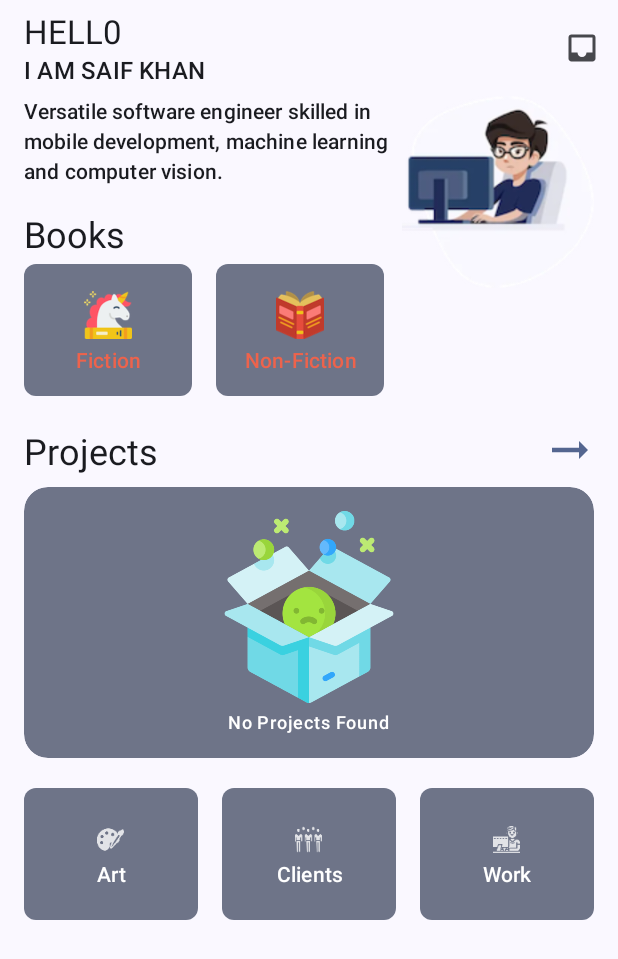
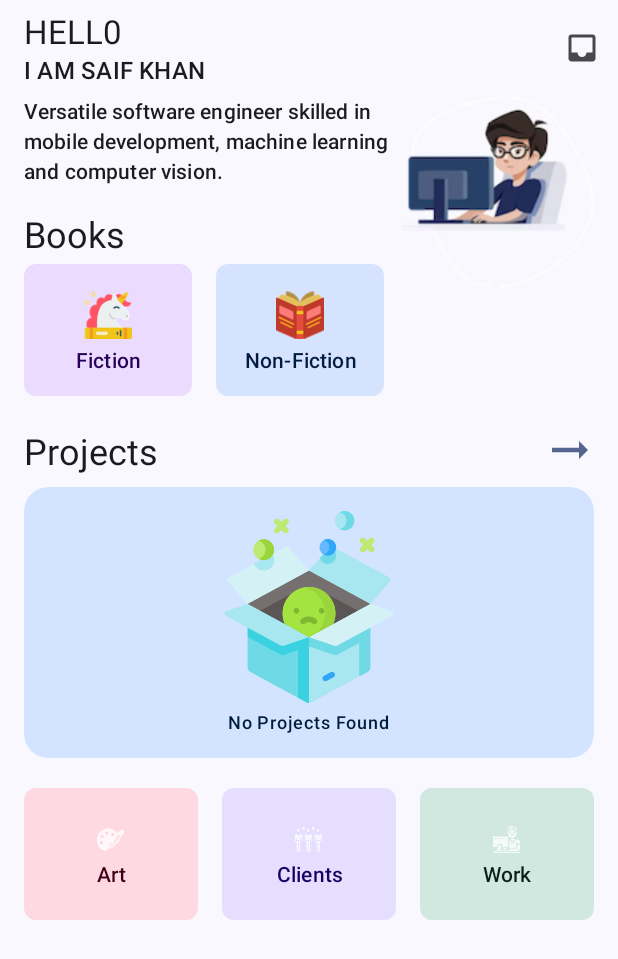
Before and after one commit to saifkhichi96/saifkhichi96, an Android app: the MainActivity screen opened directly, with no data from a screen before it, on a phone screen of 412 x 824 dp. Shown: the top 959 px of the screen. Run offline under Robolectric (Android 15) with nearby library versions, the phone set to English and light mode, and no system bars.

Commit message:
More Material3 transitions, colors and UI improvements.

```diff
--- a/app/src/main/java/com/saifkhichi/app/payments/ui/adapter/ClientAdapter.kt
+++ b/app/src/main/java/com/saifkhichi/app/payments/ui/adapter/ClientAdapter.kt
@@ -51,7 +51,7 @@ class ClientAdapter(private val dataSet: List<Client>) :
         holder.onItemClicked = onItemClicked
 
         holder.icon.text = item.name.lastOrNull().toString().uppercase()
-        ColorUtils.recolorButtonAsContainer(holder.icon, item.email)
+        ColorUtils.recolor(holder.icon, item.email)
     }
 
     /**
--- a/app/src/main/java/com/saifkhichi/app/ui/activity/MainActivity.kt
+++ b/app/src/main/java/com/saifkhichi/app/ui/activity/MainActivity.kt
@@ -4,10 +4,14 @@ import android.content.Intent
 import android.os.Bundle
 import android.view.Menu
 import android.view.MenuItem
+import android.view.View
 import androidx.appcompat.app.AppCompatActivity
+import androidx.core.app.ActivityOptionsCompat
+import com.google.android.material.transition.platform.MaterialContainerTransformSharedElementCallback
 import com.saifkhichi.app.R
 import com.saifkhichi.app.databinding.ActivityMainBinding
 import com.saifkhichi.app.payments.ui.activity.ClientsActivity
+import com.saifkhichi.app.util.ColorUtils
 import com.saifkhichi.books.ui.activity.BooksListActivity
 import com.saifkhichi.books.ui.activity.BooksListActivity.Companion.EXTRA_CATEGORY
 
@@ -16,14 +20,41 @@ class MainActivity : AppCompatActivity() {
     private lateinit var binding: ActivityMainBinding
 
     override fun onCreate(savedInstanceState: Bundle?) {
+        setExitSharedElementCallback(MaterialContainerTransformSharedElementCallback())
+        window.sharedElementsUseOverlay = false
         super.onCreate(savedInstanceState)
         binding = ActivityMainBinding.inflate(layoutInflater)
         setContentView(binding.root)
 
         setSupportActionBar(binding.toolbar)
-        binding.clientsButton.setOnClickListener { openClientsPage() }
-        binding.fictionButton.setOnClickListener { openLibrary("Fiction") }
-        binding.nonfictionButton.setOnClickListener { openLibrary("Non-Fiction") }
+        binding.clientsButton.apply {
+            setOnClickListener { openClientsPage() }
+            ColorUtils.recolorAsContainer(this, this.text)
+        }
+
+        binding.artButton.apply {
+            setOnClickListener { }
+            ColorUtils.recolorAsContainer(this, this.text)
+        }
+
+        binding.workButton.apply {
+            setOnClickListener {  }
+            ColorUtils.recolorAsContainer(this, this.text)
+        }
+
+        binding.fictionButton.apply {
+            setOnClickListener { openLibrary("Fiction") }
+            ColorUtils.recolorAsContainer(this, this.text)
+        }
+
+        binding.nonfictionButton.apply {
+            setOnClickListener { openLibrary("Non-Fiction") }
+            ColorUtils.recolorAsContainer(this, this.text)
+        }
+
+        val colors = ColorUtils.convertToColor(this, binding.projectsLabel.text)
+        binding.projectsSection.setCardBackgroundColor(colors.accentContainer)
+        binding.projectsEmptyText.setTextColor(colors.onAccentContainer)
 
         binding.projectsList.emptyView = binding.projectsEmpty
     }
@@ -48,15 +79,20 @@ class MainActivity : AppCompatActivity() {
      */
     private fun openClientsPage() {
         startActivity(Intent(this, ClientsActivity::class.java))
-        overridePendingTransition(android.R.anim.fade_in, android.R.anim.fade_out)
     }
 
     /**
      * Opens the inbox activity.
      */
     private fun openInbox() {
-        startActivity(Intent(this, InboxActivity::class.java))
-        overridePendingTransition(android.R.anim.fade_in, android.R.anim.fade_out)
+        val i = Intent(this, InboxActivity::class.java)
+        findViewById<View>(R.id.action_inbox)?.apply {
+            transitionName = getString(R.string.transition_inbox)
+
+            val transitionName = getString(R.string.transition_inbox)
+            val options = ActivityOptionsCompat.makeSceneTransitionAnimation(this@MainActivity, this, transitionName)
+            startActivity(i, options.toBundle())
+        }
     }
 
     /**
--- a/app/src/main/java/com/saifkhichi/app/ui/activity/ThreadActivity.kt
+++ b/app/src/main/java/com/saifkhichi/app/ui/activity/ThreadActivity.kt
@@ -24,12 +24,12 @@ class ThreadActivity : AppCompatActivity() {
 
         setSupportActionBar(binding.toolbar)
         supportActionBar?.setDisplayHomeAsUpEnabled(true)
-        supportActionBar?.title = ""
 
         val messageList = intent.getSerializableExtra(THREAD_KEY) as ArrayList<Message>? ?: return finish()
         val thread = Thread.fromList(messageList) ?: return finish()
         val threadAdapter = ThreadAdapter(thread)
         threadAdapter.setOnItemClickListener { replyTo(it) }
+        supportActionBar?.title = thread.senderName
 
         binding.messagesList.adapter = threadAdapter
         binding.threadSubject.text = thread.subject
--- a/app/src/main/java/com/saifkhichi/app/ui/adapter/ThreadAdapter.kt
+++ b/app/src/main/java/com/saifkhichi/app/ui/adapter/ThreadAdapter.kt
@@ -50,7 +50,7 @@ class ThreadAdapter(private val thread: Thread) : RecyclerView.Adapter<MessageHo
         val message = thread[position]
         holder.senderName.text = message.email
         holder.senderIcon.text = message.email.firstOrNull().toString().uppercase()
-        ColorUtils.recolorButton(holder.senderIcon, thread.senderEmail)
+        ColorUtils.recolor(holder.senderIcon, thread.senderEmail)
 
         holder.messageContents.text = message.message
         holder.messageRecipient.text = "to me"
--- a/app/src/main/java/com/saifkhichi/app/util/ColorUtils.kt
+++ b/app/src/main/java/com/saifkhichi/app/util/ColorUtils.kt
@@ -9,19 +9,19 @@ import com.saifkhichi.app.R
 
 object ColorUtils {
 
-    fun recolorButton(button: TextView, o: Any) {
-        val colors = convertToColor(button.context, o)
-        button.setBackgroundColor(colors.accent)
-        button.setTextColor(colors.onAccent)
+    fun recolor(textView: TextView, o: Any) {
+        val colors = convertToColor(textView.context, o)
+        textView.setBackgroundColor(colors.accent)
+        textView.setTextColor(colors.onAccent)
     }
 
-    fun recolorButtonAsContainer(button: TextView, o: Any) {
-        val colors = convertToColor(button.context, o)
-        button.setBackgroundColor(colors.accentContainer)
-        button.setTextColor(colors.onAccentContainer)
+    fun recolorAsContainer(textView: TextView, o: Any) {
+        val colors = convertToColor(textView.context, o)
+        textView.setBackgroundColor(colors.accentContainer)
+        textView.setTextColor(colors.onAccentContainer)
     }
 
-    private fun convertToColor(context: Context, o: Any): ColorRoles {
+    fun convertToColor(context: Context, o: Any): ColorRoles {
         val baseColor = try {
             val i = o.hashCode()
             Color.parseColor(
--- a/app/src/main/res/layout/activity_inbox.xml
+++ b/app/src/main/res/layout/activity_inbox.xml
@@ -30,9 +30,11 @@
         app:layout_behavior="@string/appbar_scrolling_view_behavior">
 
         <com.google.android.material.card.MaterialCardView
+            android:id="@+id/main_content"
             android:layout_width="match_parent"
             android:layout_height="match_parent"
             android:layout_marginBottom="-16dp"
+            android:transitionName="@string/transition_inbox"
             app:cardCornerRadius="16dp"
             app:cardElevation="4dp"
             app:strokeColor="@android:color/transparent">
--- a/app/src/main/res/layout/activity_main.xml
+++ b/app/src/main/res/layout/activity_main.xml
@@ -91,6 +91,7 @@
                 android:orientation="horizontal">
 
                 <com.google.android.material.textview.MaterialTextView
+                    android:id="@+id/projects_label"
                     style="@style/TextAppearance.Material3.HeadlineSmall"
                     android:layout_width="match_parent"
                     android:layout_height="wrap_content"
@@ -112,6 +113,7 @@
             </LinearLayout>
 
             <com.google.android.material.card.MaterialCardView
+                android:id="@+id/projects_section"
                 android:layout_width="match_parent"
                 android:layout_height="wrap_content"
                 android:layout_marginTop="8dp"
@@ -140,6 +142,7 @@
                         app:srcCompat="@drawable/ic_projects_empty" />
 
                     <com.google.android.material.textview.MaterialTextView
+                        android:id="@+id/projects_empty_text"
                         style="@style/TextAppearance.Material3.LabelSmall"
                         android:layout_width="wrap_content"
                         android:layout_height="wrap_content"
@@ -163,6 +166,7 @@
                 android:paddingTop="@dimen/activity_vertical_margin">
 
                 <com.google.android.material.button.MaterialButton
+                    android:id="@+id/art_button"
                     style="@style/App.Widget.MenuItem"
                     android:text="@string/label_art"
                     app:icon="@drawable/ic_art" />
@@ -174,6 +178,7 @@
                     app:icon="@drawable/ic_clients" />
 
                 <com.google.android.material.button.MaterialButton
+                    android:id="@+id/work_button"
                     style="@style/App.Widget.MenuItem"
                     android:text="@string/label_work"
                     app:icon="@drawable/ic_work" />
--- a/app/src/main/res/values/strings.xml
+++ b/app/src/main/res/values/strings.xml
@@ -32,4 +32,7 @@
 
   <string name="book_category_fiction">Fiction</string>
   <string name="book_category_nonfiction">Non-Fiction</string>
+
+  <!-- Transitions -->
+  <string name="transition_inbox">inbox_transition</string>
 </resources>
```
Also changed, not shown: app/src/main/java/com/saifkhichi/app/ui/activity/InboxActivity.kt (+15 -3 lines), app/src/main/java/com/saifkhichi/app/ui/adapter/InboxAdapter.kt (+4 -3 lines), app/src/main/java/com/saifkhichi/app/ui/holder/ThreadHolder.kt (+4 -3 lines), app/src/main/res/layout/view_message.xml (+5 -4 lines).
